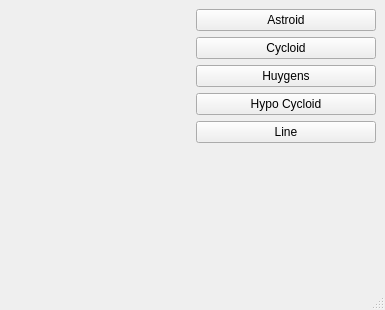
Before: the Qt Designer form mainwindow.ui in DavDiva/Qt_2D_Shapes, drawn with Qt 5.
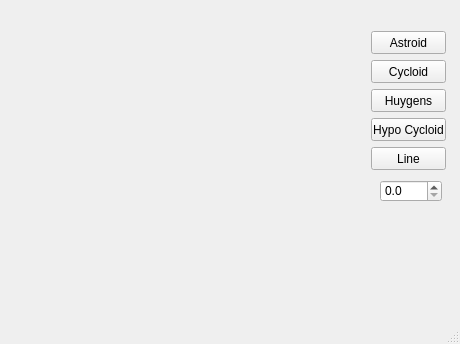
After: the same form once the commit is applied. Custom widgets are drawn as their Qt base class.

What changed in the file:
```diff
--- a/mainwindow.ui
+++ b/mainwindow.ui
@@ -6,75 +6,102 @@
    <rect>
     <x>0</x>
     <y>0</y>
-    <width>385</width>
-    <height>310</height>
+    <width>460</width>
+    <height>344</height>
    </rect>
   </property>
   <property name="windowTitle">
    <string>MainWindow</string>
   </property>
   <widget class="QWidget" name="centralwidget">
-   <layout class="QGridLayout" name="gridLayout_2">
-    <item row="0" column="0">
-     <layout class="QGridLayout" name="gridLayout">
-      <item row="0" column="0">
-       <widget class="RenderArea" name="renderArea" native="true"/>
-      </item>
-      <item row="0" column="1">
-       <layout class="QVBoxLayout" name="verticalLayout">
-        <item>
+   <widget class="RenderArea" name="renderArea" native="true">
+    <property name="geometry">
+     <rect>
+      <x>50</x>
+      <y>30</y>
+      <width>241</width>
+      <height>231</height>
+     </rect>
+    </property>
+   </widget>
+   <widget class="QDoubleSpinBox" name="spinScale">
+    <property name="geometry">
+     <rect>
+      <x>380</x>
+      <y>180</y>
+      <width>62</width>
+      <height>22</height>
+     </rect>
+    </property>
+    <property name="decimals">
+     <number>1</number>
+    </property>
+   </widget>
+   <widget class="QPushButton" name="btnLine">
+    <property name="geometry">
+     <rect>
+      <x>371</x>
+      <y>147</y>
+      <width>75</width>
+      <height>23</height>
+     </rect>
+    </property>
+    <property name="text">
+     <string>Line</string>
+    </property>
+   </widget>
          <widget class="QPushButton" name="btnAstroid">
+    <property name="geometry">
+     <rect>
+      <x>371</x>
+      <y>31</y>
+      <width>75</width>
+      <height>23</height>
+     </rect>
+    </property>
           <property name="text">
            <string>Astroid</string>
           </property>
          </widget>
-        </item>
-        <item>
          <widget class="QPushButton" name="btnCycloid">
+    <property name="geometry">
+     <rect>
+      <x>371</x>
+      <y>60</y>
+      <width>75</width>
+      <height>23</height>
+     </rect>
+    </property>
           <property name="text">
            <string>Cycloid</string>
           </property>
          </widget>
-        </item>
-        <item>
          <widget class="QPushButton" name="btnHuygens">
+    <property name="geometry">
+     <rect>
+      <x>371</x>
+      <y>89</y>
+      <width>75</width>
+      <height>23</height>
+     </rect>
+    </property>
           <property name="text">
            <string>Huygens</string>
           </property>
          </widget>
-        </item>
-        <item>
          <widget class="QPushButton" name="btnHypo">
+    <property name="geometry">
+     <rect>
+      <x>371</x>
+      <y>118</y>
+      <width>75</width>
+      <height>23</height>
+     </rect>
+    </property>
           <property name="text">
            <string>Hypo Cycloid</string>
           </property>
          </widget>
-        </item>
-        <item>
-         <widget class="QPushButton" name="btnLine">
-          <property name="text">
-           <string>Line</string>
-          </property>
-         </widget>
-        </item>
-        <item>
-         <spacer name="verticalSpacer">
-          <property name="orientation">
-           <enum>Qt::Vertical</enum>
-          </property>
-          <property name="sizeHint" stdset="0">
-           <size>
-            <width>20</width>
-            <height>40</height>
-           </size>
-          </property>
-         </spacer>
-        </item>
-       </layout>
-      </item>
-     </layout>
-    </item>
-   </layout>
   </widget>
   <widget class="QStatusBar" name="statusbar"/>
  </widget>
```
Lines whose indentation alone changed are shown as unchanged.
